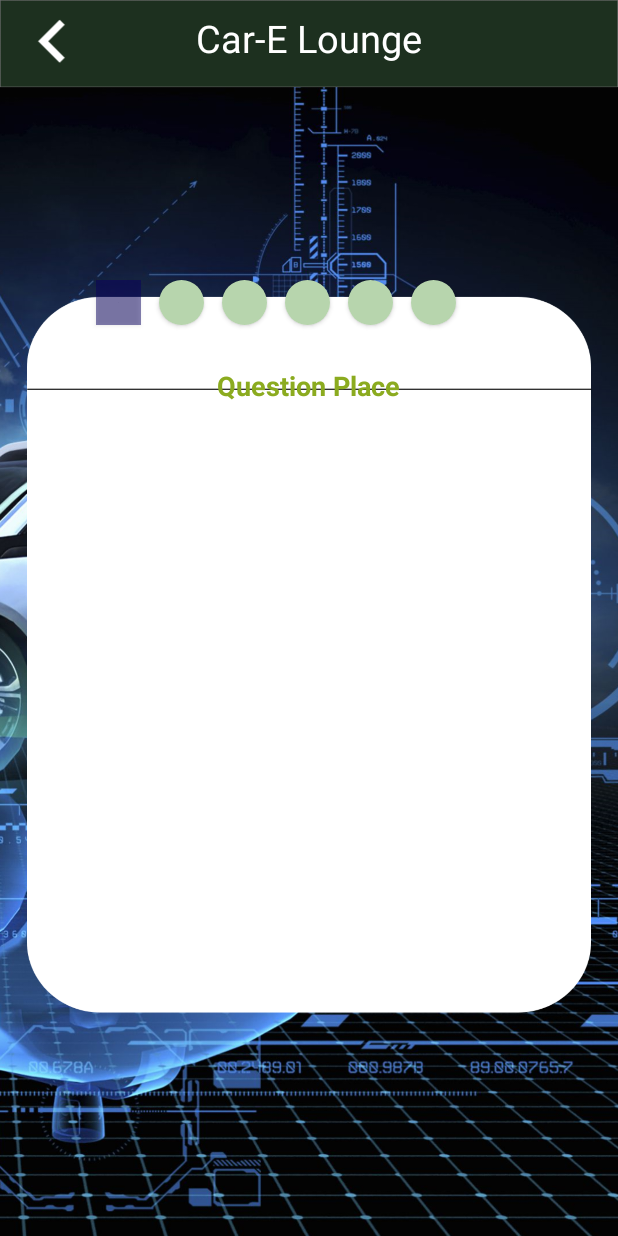
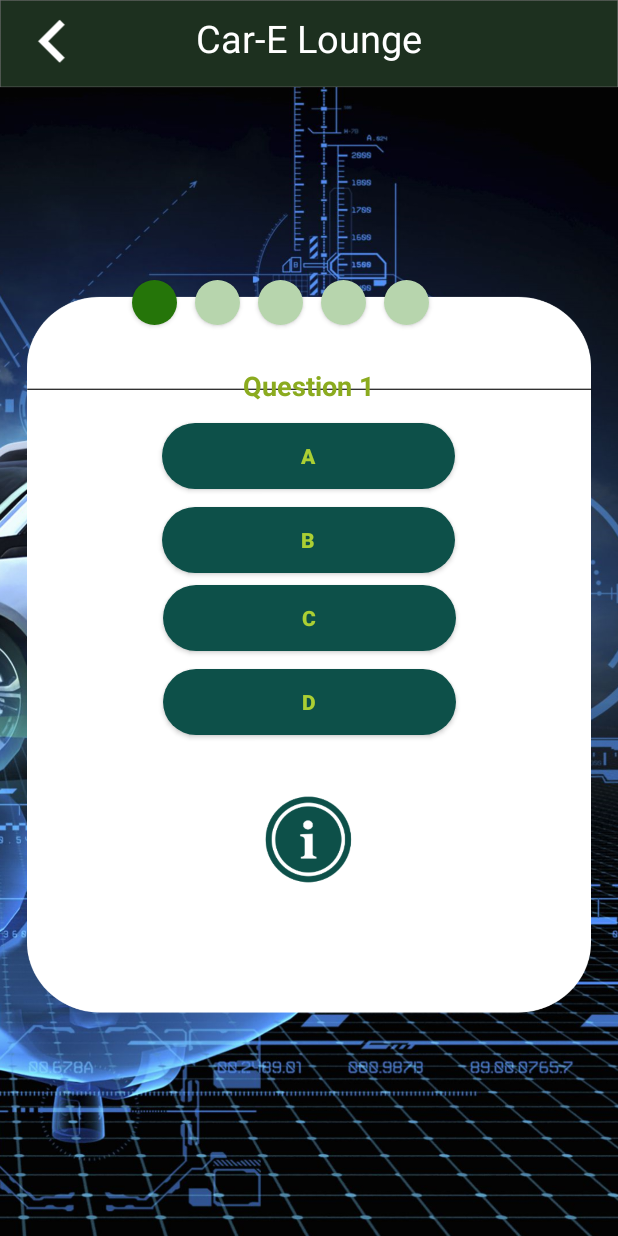
Before and after one commit to WasAlsharif/Car-E-Lounge, an Android app: the Questionnaire screen opened directly, with no data from a screen before it, after a tap on "START", on a phone screen of 412 x 824 dp. Run offline under Robolectric (Android 15) with nearby library versions, the light colour scheme and no system bars; libraries missing offline, so code that uses them is left out: weka.core.

Commit message:
Work with Layouts and try with some librarys(PMML , Weka)

```diff
--- a/app/src/main/java/com/example/car_eloung/Questionnaire.java
+++ b/app/src/main/java/com/example/car_eloung/Questionnaire.java
@@ -6,44 +6,86 @@ import android.view.View;
 import android.widget.Button;
 import android.widget.ImageView;
 import android.widget.TextView;
-import org.jpmml.evaluator.reporting.ReportingValueFactoryFactory;
+import android.widget.Toast;
+import androidx.appcompat.app.AlertDialog;
 import androidx.appcompat.app.AppCompatActivity;
+import weka.core.Capabilities;
+import weka.core.CapabilitiesHandler;
+import weka.core.Instance;
+import weka.core.Instances;
+import weka.core.RevisionHandler;
+import weka.core.RevisionUtils;
+import weka.core.SerializedObject;
+import weka.core.Utils;
+import weka.core.Capabilities.Capability;
 
 public class Questionnaire extends AppCompatActivity {
+    int i = 0;
+    Button A, B, C, D;
+    TextView question;
+    Button circle1, circle2, circle3, circle4, circle5;
 
     @Override
     protected void onCreate(Bundle savedInstanceState) {
         super.onCreate(savedInstanceState);
         setContentView(R.layout.questions_activity);
+        A = (Button) findViewById(R.id.buttonA);
+        B = (Button) findViewById(R.id.buttonB);
+        C = (Button) findViewById(R.id.buttonC);
+        D = (Button) findViewById(R.id.buttonD);
+        question = (TextView) findViewById(R.id.question);
 
-        final ImageView back = (ImageView)findViewById(R.id.back);
+        String Question1is = "";
+        String Question2is = "";
+        String Question3is = "";
+        String Question4is = "";
+        String Question5is = "";
+        String[] Question1 = new String[10];
+
+
+        questions(i);
+        final ImageView back = (ImageView) findViewById(R.id.back);
 
         back.setOnClickListener(new View.OnClickListener() {
             @Override
             public void onClick(View v) {
-                startActivity(new Intent(Questionnaire.this,Car_E_Lounge.class));
-                finish(); // Here We Have Problem when close the activity
+                final AlertDialog dialog = new AlertDialog.Builder(Questionnaire.this)
+                        .setTitle("Exit")
+                        .setMessage("Are you sure do you want to back?")
+                        .setPositiveButton("Yes", null)
+                        .setNegativeButton("Cancel", null)
+                        .show();
+
+                Button positiveButton = dialog.getButton(AlertDialog.BUTTON_POSITIVE);
+                positiveButton.setOnClickListener(new View.OnClickListener() {
+                    @Override
+                    public void onClick(View v) {
+                        dialog.dismiss();
+                        startActivity(new Intent(Questionnaire.this, Car_E_Lounge.class));
+                        finish(); // Here We Have Problem when close the activity
+                    }
+                });
+
             }
         });
 
         //We will hiding those texts in first step
-        final TextView text1 = (TextView)findViewById(R.id.HeaderText);
-        final TextView text2 = (TextView)findViewById(R.id.textView7);
-        final TextView text3 = (TextView)findViewById(R.id.textView8);
-        final Button start = (Button)findViewById(R.id.Start);
+        final TextView text1 = (TextView) findViewById(R.id.HeaderText);
+        final TextView text2 = (TextView) findViewById(R.id.textView7);
+        final TextView text3 = (TextView) findViewById(R.id.textView8);
+        final Button start = (Button) findViewById(R.id.Start);
 
 
         //Second Step show those
-        final TextView question = (TextView)findViewById(R.id.question);
-
-        final Button circle1 = (Button)findViewById(R.id.circle1);
-        final Button circle2 = (Button)findViewById(R.id.circle2);
-        final Button circle3 = (Button)findViewById(R.id.circle3);
-        final Button circle4 = (Button)findViewById(R.id.circle4);
-        final Button circle5 = (Button)findViewById(R.id.circle5);
-        final Button circle6 = (Button)findViewById(R.id.circle6);
 
 
+        circle1 = (Button) findViewById(R.id.circle1);
+        circle2 = (Button) findViewById(R.id.circle2);
+        circle3 = (Button) findViewById(R.id.circle3);
+        circle4 = (Button) findViewById(R.id.circle4);
+        circle5 = (Button) findViewById(R.id.circle5);
+
+        ImageView information = (ImageView) findViewById(R.id.information);
 
         //When click on the start button will hiding the last texts
 
@@ -54,36 +96,125 @@ public class Questionnaire extends AppCompatActivity {
                 text2.setVisibility(View.INVISIBLE);
                 text3.setVisibility(View.INVISIBLE);
                 start.setVisibility(View.INVISIBLE);
-
-                //Second Step
+                information.setVisibility(View.VISIBLE);
                 question.setVisibility(View.VISIBLE);
+                A.setVisibility(View.VISIBLE);
+                B.setVisibility(View.VISIBLE);
+                C.setVisibility(View.VISIBLE);
+                D.setVisibility(View.VISIBLE);
                 circle1.setVisibility(View.VISIBLE);
-                circle1.setBackgroundColor(R.drawable.progress_circle2);
                 circle2.setVisibility(View.VISIBLE);
                 circle3.setVisibility(View.VISIBLE);
                 circle4.setVisibility(View.VISIBLE);
                 circle5.setVisibility(View.VISIBLE);
-                circle6.setVisibility(View.VISIBLE);
+                //====================================================================
+                //Second Step
+
+                circle1.setBackgroundResource(R.drawable.progress_circle2);
+
+                if (i <= 7) {
+                    A.setOnClickListener(new View.OnClickListener() {
+                        @Override
+                        public void onClick(View v) {
+                            Question1[i] = A.getText().toString();
+                            i++;
+                            questions(i);
+                        }
+
+                    });
+                    B.setOnClickListener(new View.OnClickListener() {
+                        @Override
+                        public void onClick(View v) {
+                            Question1[i] = B.getText().toString();
+                            i++;
+                            questions(i);
+                        }
+
+                    });
+                    C.setOnClickListener(new View.OnClickListener() {
+                        @Override
+                        public void onClick(View v) {
+                            Question1[i] = C.getText().toString();
+                            i++;
+                            questions(i);
+                        }
+
+                    });
+                    D.setOnClickListener(new View.OnClickListener() {
+                        @Override
+                        public void onClick(View v) {
+                            Question1[i] = D.getText().toString();
+                            i++;
+                            questions(i);
+                        }
+
+                    });
+                }
+
+                information.setOnClickListener(new View.OnClickListener() {
+                    @Override
+                    public void onClick(View v) {
+                        Toast.makeText(Questionnaire.this, "Answers: " + Question1[0] + " " + Question1[1] + " " + Question1[2] + " " + Question1[3] + " " + Question1[4], Toast.LENGTH_SHORT).show();
+                    }
+                });
 
             }
         });
 
 
-        String Question1is = "";
-        String Question2is = "";
-        String Question3is = "";
-        String Question4is = "";
-        String Question5is = "";
+    }
+
+    void questions(int i) {
+        //Question 1 is already added it
+        //Question 2
+        if (i == 0) {
+            question.setText("Question 1");
+            A.setText("A");
+            B.setText("B");
+            C.setText("C");
+            D.setText("D");
+        } else if (i == 1) {
+            question.setText("Question 2");
+            A.setText("E");
+            B.setText("F");
+            C.setText("G");
+            D.setText("H");
+            circle1.setBackgroundResource(R.drawable.progress_circle);
+            circle2.setBackgroundResource(R.drawable.progress_circle2);
+        }
+        //Question 3
+        else if (i == 2) {
+            question.setText("Question 3");
+            A.setText("I");
+            B.setText("J");
+            C.setText("K");
+            D.setText("L");
+            circle2.setBackgroundResource(R.drawable.progress_circle);
+            circle3.setBackgroundResource(R.drawable.progress_circle2);
+        }
+        //Question 4
+        else if (i == 3) {
+            question.setText("Question 4");
+            A.setText("M");
+            B.setText("N");
+            C.setText("O");
+            D.setText("P");
+            circle3.setBackgroundResource(R.drawable.progress_circle);
+            circle4.setBackgroundResource(R.drawable.progress_circle2);
+        }
+        //Question 5
+        else if (i == 4) {
+            question.setText("Question 5");
+            A.setText("Q");
+            B.setText("R");
+            C.setText("S");
+            D.setText("T");
+            circle4.setBackgroundResource(R.drawable.progress_circle);
+            circle5.setBackgroundResource(R.drawable.progress_circle2);
+        } else {
+
+        }
+    }
 
 
-        String[] Question1 = new String[3];
-        String[] Question2 = new String[3];
-        String[] Question3 = new String[3];
-        String[] Question4 = new String[3];
-        String[] Question5 = new String[3];
-
-
-
-    }
-
 }
--- a/app/src/main/java/com/example/car_eloung/Rapid_Miner.java
+++ b/app/src/main/java/com/example/car_eloung/Rapid_Miner.java
@@ -4,7 +4,6 @@ import android.os.Bundle;
 
 import com.google.android.material.floatingactionbutton.FloatingActionButton;
 import com.google.android.material.snackbar.Snackbar;
-
 import androidx.appcompat.app.AppCompatActivity;
 import androidx.appcompat.widget.Toolbar;
 
--- a/app/src/main/java/com/example/car_eloung/logo_activity.java
+++ b/app/src/main/java/com/example/car_eloung/logo_activity.java
@@ -5,7 +5,6 @@ import android.os.Bundle;
 import android.os.Handler;
 
 import androidx.appcompat.app.AppCompatActivity;
-
 public class logo_activity extends AppCompatActivity {
 
     private static final long SPLASH_TIME_OUT = 4000;
--- a/app/src/main/res/layout/questions_activity.xml
+++ b/app/src/main/res/layout/questions_activity.xml
@@ -7,7 +7,19 @@
     android:background="@drawable/questionare_background"
     >
 
-
+    <TextView
+        android:id="@+id/textView8"
+        android:layout_width="249dp"
+        android:layout_height="106dp"
+        android:layout_marginTop="120dp"
+        android:gravity="center"
+        android:text="You will only answer questions."
+        android:textColor="#165305"
+        android:textSize="22dp"
+        android:textStyle="bold"
+        app:layout_constraintEnd_toEndOf="parent"
+        app:layout_constraintStart_toStartOf="parent"
+        app:layout_constraintTop_toTopOf="@+id/textView7" />
     <TextView
         android:id="@+id/textView7"
         android:layout_width="278dp"
@@ -24,20 +36,66 @@
         app:layout_constraintTop_toBottomOf="@+id/HeaderText"
         app:layout_constraintVertical_bias="0.11" />
 
+    <Button
+        android:id="@+id/buttonA"
+        android:layout_width="195dp"
+        android:layout_height="44dp"
+        android:layout_marginTop="8dp"
+        android:background="@drawable/questionsbutton"
+        android:text="A"
+        android:textColor="#ABCF33"
+        android:textStyle="bold"
+        android:visibility="invisible"
+        app:layout_constraintEnd_toEndOf="parent"
+        app:layout_constraintHorizontal_bias="0.498"
+        app:layout_constraintStart_toStartOf="parent"
+        app:layout_constraintTop_toBottomOf="@+id/question" />
 
-    <TextView
-        android:id="@+id/textView8"
-        android:layout_width="249dp"
-        android:layout_height="106dp"
-        android:layout_marginTop="120dp"
-        android:gravity="center"
-        android:text="You will only answer questions."
-        android:textColor="#165305"
-        android:textSize="22dp"
+    <Button
+        android:id="@+id/buttonB"
+        android:background="@drawable/questionsbutton"
         android:textStyle="bold"
+        android:textColor="#ABCF33"
+        android:visibility="invisible"
+        android:layout_width="195dp"
+        android:layout_height="44dp"
+        android:layout_marginTop="12dp"
+        android:text="B"
         app:layout_constraintEnd_toEndOf="parent"
+        app:layout_constraintHorizontal_bias="0.498"
         app:layout_constraintStart_toStartOf="parent"
-        app:layout_constraintTop_toTopOf="@+id/textView7" />
+        app:layout_constraintTop_toBottomOf="@+id/buttonA" />
+
+    <Button
+        android:id="@+id/buttonC"
+        android:background="@drawable/questionsbutton"
+        android:textStyle="bold"
+        android:textColor="#ABCF33"
+        android:visibility="invisible"
+        android:layout_width="195dp"
+        android:layout_height="44dp"
+        android:layout_marginTop="8dp"
+        android:text="C"
+        app:layout_constraintEnd_toEndOf="parent"
+        app:layout_constraintHorizontal_bias="0.501"
+        app:layout_constraintStart_toStartOf="parent"
+        app:layout_constraintTop_toBottomOf="@+id/buttonB" />
+
+
+    <Button
+        android:id="@+id/buttonD"
+        android:background="@drawable/questionsbutton"
+        android:textStyle="bold"
+        android:textColor="#ABCF33"
+        android:visibility="invisible"
+        android:layout_width="195dp"
+        android:layout_height="44dp"
+        android:layout_marginTop="12dp"
+        android:text="D"
+        app:layout_constraintEnd_toEndOf="parent"
+        app:layout_constraintHorizontal_bias="0.501"
+        app:layout_constraintStart_toStartOf="parent"
+        app:layout_constraintTop_toBottomOf="@+id/buttonC" />
 
     <ImageView
         android:id="@+id/back"
@@ -79,17 +137,19 @@
         app:layout_constraintHorizontal_bias="0.531"
         app:layout_constraintStart_toStartOf="parent"
         app:layout_constraintTop_toBottomOf="@+id/textView" />
+
     <Button
         android:id="@+id/circle1"
         android:layout_width="30dp"
         android:layout_height="30dp"
-        android:layout_marginStart="64dp"
-        android:layout_marginLeft="64dp"
+        android:layout_marginStart="88dp"
+        android:layout_marginLeft="88dp"
         android:layout_marginTop="144dp"
         android:background="@drawable/progress_circle"
         android:visibility="invisible"
         app:layout_constraintStart_toStartOf="parent"
         app:layout_constraintTop_toBottomOf="@+id/textView" />
+
     <Button
         android:id="@+id/circle2"
         android:layout_width="30dp"
@@ -115,31 +175,7 @@
         app:layout_constraintTop_toBottomOf="@+id/textView" />
 
     <Button
-        android:id="@+id/circle4"
-        android:layout_width="30dp"
-        android:layout_height="30dp"
-        android:layout_marginStart="12dp"
-        android:layout_marginLeft="12dp"
-        android:layout_marginTop="144dp"
-        android:background="@drawable/progress_circle"
-        android:visibility="invisible"
-        app:layout_constraintStart_toEndOf="@+id/circle5"
-        app:layout_constraintTop_toBottomOf="@+id/textView" />
-
-    <Button
         android:id="@+id/circle5"
-        android:layout_width="30dp"
-        android:layout_height="30dp"
-        android:layout_marginStart="12dp"
-        android:layout_marginLeft="12dp"
-        android:layout_marginTop="144dp"
-        android:background="@drawable/progress_circle"
-        android:visibility="invisible"
-        app:layout_constraintStart_toEndOf="@+id/circle3"
-        app:layout_constraintTop_toBottomOf="@+id/textView" />
-
-    <Button
-        android:id="@+id/circle6"
         android:layout_width="30dp"
         android:layout_height="30dp"
         android:layout_marginStart="12dp"
@@ -150,11 +186,17 @@
         app:layout_constraintStart_toEndOf="@+id/circle4"
         app:layout_constraintTop_toBottomOf="@+id/textView" />
 
-
-
-
-
-
+    <Button
+        android:id="@+id/circle4"
+        android:layout_width="30dp"
+        android:layout_height="30dp"
+        android:layout_marginStart="12dp"
+        android:layout_marginLeft="12dp"
+        android:layout_marginTop="144dp"
+        android:background="@drawable/progress_circle"
+        android:visibility="invisible"
+        app:layout_constraintStart_toEndOf="@+id/circle3"
+        app:layout_constraintTop_toBottomOf="@+id/textView" />
 
 
     <Button
@@ -190,4 +232,16 @@
         app:layout_constraintTop_toBottomOf="@+id/HeaderText"
         app:layout_constraintVertical_bias="0.142" />
 
+    <ImageView
+        android:id="@+id/information"
+        android:layout_width="93dp"
+        android:layout_height="63dp"
+        android:visibility="invisible"
+        app:layout_constraintBottom_toBottomOf="@+id/Start"
+        app:layout_constraintEnd_toEndOf="@+id/Start"
+        app:layout_constraintStart_toStartOf="@+id/Start"
+        app:layout_constraintTop_toTopOf="@+id/Start"
+        app:srcCompat="@drawable/information" />
+
+
 </androidx.constraintlayout.widget.ConstraintLayout>
```
Also changed, not shown: app/build.gradle (+7 -2 lines), app/src/main/java/com/example/car_eloung/Car_E_Lounge.java (+42 -1 lines), app/src/main/res/layout/questions_activity2.xml (added, +67 -0 lines), app/libs/WekaODF.jar (added), app/src/main/res/drawable/information.png (added), gradle/wrapper/gradle-wrapper.properties, 3 other files.
